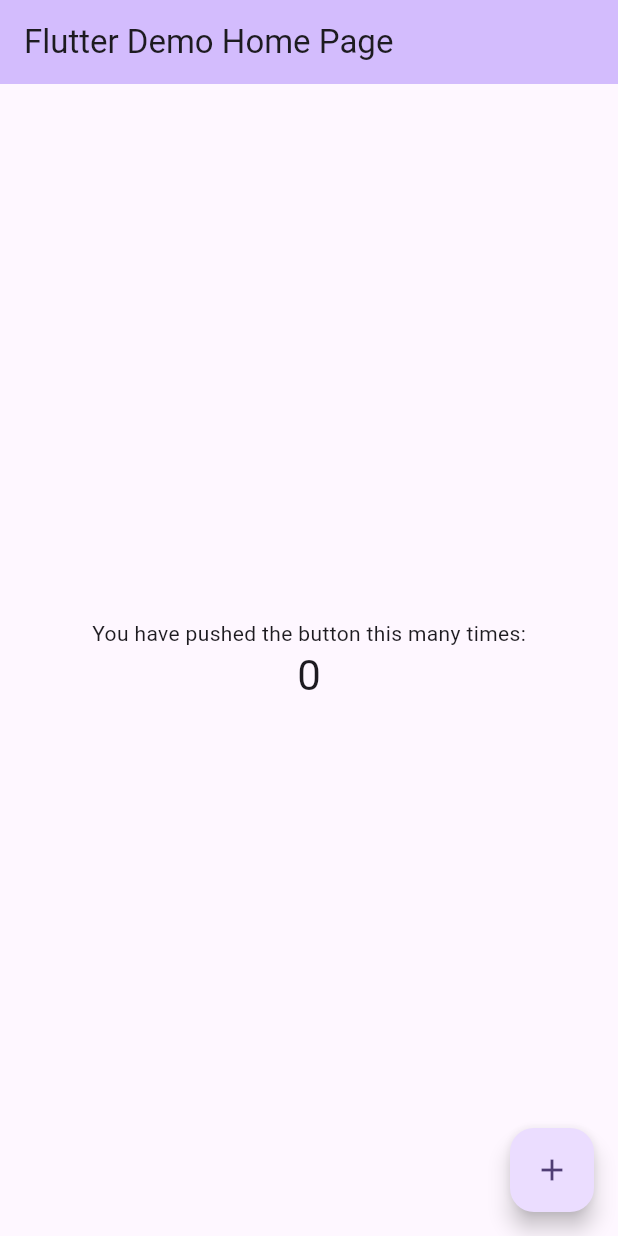
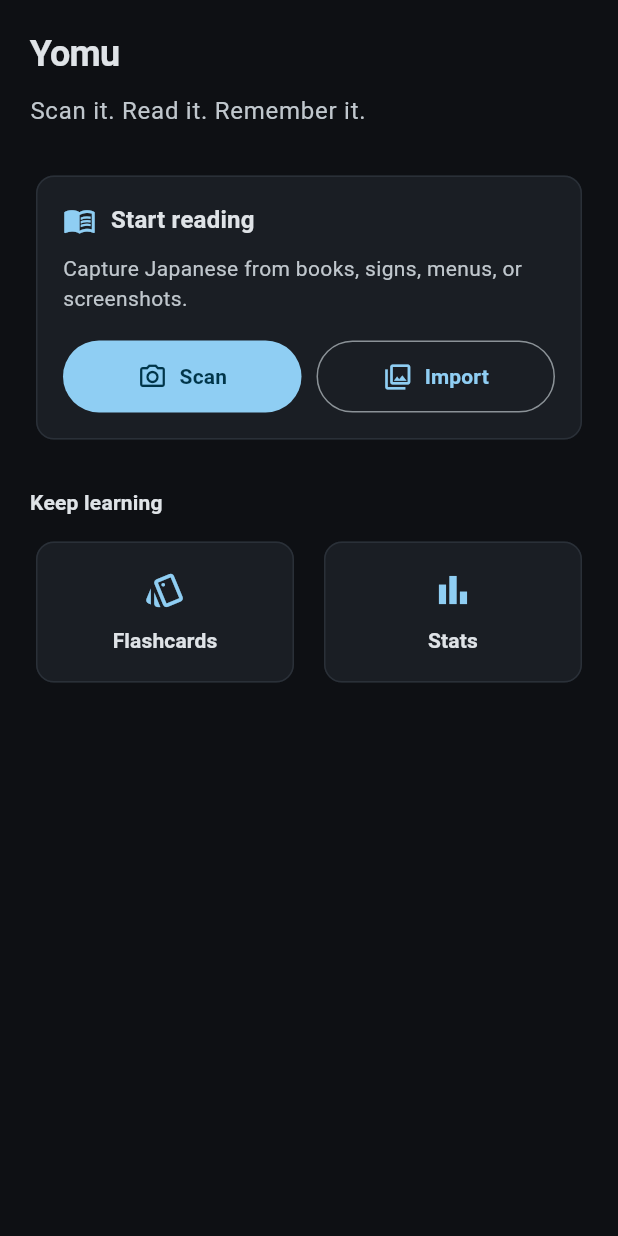
Before and after one commit to ms0uto/yomux, a Flutter app: the screen it shows after launch, on a phone screen of 412 x 824 dp. Run offline on Flutter 3.47's test engine with Material 3 defaults, Android fonts, the phone set to English and light mode, and no system bars; our stand-ins replace flutter_riverpod, go_router.

Commit message:
feat: initial main layout

```diff
--- /dev/null
+++ b/lib/core/routing/app_router.dart
@@ -0,0 +1,39 @@
+import 'package:flutter_riverpod/flutter_riverpod.dart';
+import 'package:go_router/go_router.dart';
+import 'package:nihongo_reader/core/routing/app_routes.dart';
+import 'package:nihongo_reader/features/flashcards/flashcards_screen.dart';
+import 'package:nihongo_reader/features/home/home_screen.dart';
+import 'package:nihongo_reader/features/ocr/ocr_screen.dart';
+import 'package:nihongo_reader/features/reader/reader_screen.dart';
+import 'package:nihongo_reader/features/stats/stats_screen.dart';
+
+final appRouterProvider = Provider<GoRouter>((ref) {
+  return GoRouter(
+    initialLocation: AppRoutes.home,
+    routes: [
+      GoRoute(
+        path: AppRoutes.home,
+        builder: (context, state) => const HomeScreen(),
+      ),
+      GoRoute(
+        path: AppRoutes.ocr,
+        builder: (context, state) {
+          final mode = state.uri.queryParameters['mode'] ?? 'camera';
+          return OcrScreen(mode: mode);
+        },
+      ),
+      GoRoute(
+        path: AppRoutes.reader,
+        builder: (context, state) => const ReaderScreen(),
+      ),
+      GoRoute(
+        path: AppRoutes.flashcards,
+        builder: (context, state) => const FlashcardsScreen(),
+      ),
+      GoRoute(
+        path: AppRoutes.stats,
+        builder: (context, state) => const StatsScreen(),
+      ),
+    ],
+  );
+});
--- /dev/null
+++ b/lib/core/routing/app_routes.dart
@@ -0,0 +1,9 @@
+abstract final class AppRoutes {
+  static const home = '/';
+  static const ocr = '/ocr';
+  static const reader = '/reader';
+  static const flashcards = '/flashcards';
+  static const stats = '/stats';
+
+  static String ocrWithMode(String mode) => '$ocr?mode=$mode';
+}
--- /dev/null
+++ b/lib/core/theme/app_theme.dart
@@ -0,0 +1,41 @@
+import 'package:flutter/material.dart';
+
+abstract final class AppTheme {
+  static ThemeData get dark {
+    const seed = Color(0xFF7EB8DA);
+    return ThemeData(
+      useMaterial3: true,
+      brightness: Brightness.dark,
+      colorScheme: ColorScheme.fromSeed(
+        seedColor: seed,
+        brightness: Brightness.dark,
+        surface: const Color(0xFF121418),
+      ),
+      scaffoldBackgroundColor: const Color(0xFF0E1014),
+      appBarTheme: const AppBarTheme(
+        centerTitle: true,
+        elevation: 0,
+        backgroundColor: Color(0xFF121418),
+        foregroundColor: Color(0xFFE8EAED),
+      ),
+      cardTheme: CardThemeData(
+        color: const Color(0xFF1A1E24),
+        elevation: 0,
+        shape: RoundedRectangleBorder(
+          borderRadius: BorderRadius.circular(12),
+          side: const BorderSide(color: Color(0xFF2A3038)),
+        ),
+      ),
+      filledButtonTheme: FilledButtonThemeData(
+        style: FilledButton.styleFrom(
+          minimumSize: const Size.fromHeight(56),
+          padding: const EdgeInsets.symmetric(horizontal: 24, vertical: 16),
+          textStyle: const TextStyle(
+            fontSize: 18,
+            fontWeight: FontWeight.w600,
+          ),
+        ),
+      ),
+    );
+  }
+}
--- /dev/null
+++ b/lib/core/widgets/placeholder_screen.dart
@@ -0,0 +1,51 @@
+import 'package:flutter/material.dart';
+
+class PlaceholderScreen extends StatelessWidget {
+  const PlaceholderScreen({
+    super.key,
+    required this.title,
+    this.subtitle,
+  });
+
+  final String title;
+  final String? subtitle;
+
+  @override
+  Widget build(BuildContext context) {
+    return Scaffold(
+      appBar: AppBar(title: Text(title)),
+      body: Center(
+        child: Padding(
+          padding: const EdgeInsets.all(24),
+          child: Column(
+            mainAxisAlignment: MainAxisAlignment.center,
+            children: [
+              Text(
+                title,
+                style: Theme.of(context).textTheme.headlineSmall,
+                textAlign: TextAlign.center,
+              ),
+              if (subtitle != null) ...[
+                const SizedBox(height: 12),
+                Text(
+                  subtitle!,
+                  style: Theme.of(context).textTheme.bodyLarge?.copyWith(
+                    color: Theme.of(context).colorScheme.onSurfaceVariant,
+                  ),
+                  textAlign: TextAlign.center,
+                ),
+              ],
+              const SizedBox(height: 8),
+              Text(
+                'Coming soon',
+                style: Theme.of(context).textTheme.labelLarge?.copyWith(
+                  color: Theme.of(context).colorScheme.outline,
+                ),
+              ),
+            ],
+          ),
+        ),
+      ),
+    );
+  }
+}
--- /dev/null
+++ b/lib/features/flashcards/flashcards_screen.dart
@@ -0,0 +1,14 @@
+import 'package:flutter/material.dart';
+import 'package:nihongo_reader/core/widgets/placeholder_screen.dart';
+
+class FlashcardsScreen extends StatelessWidget {
+  const FlashcardsScreen({super.key});
+
+  @override
+  Widget build(BuildContext context) {
+    return const PlaceholderScreen(
+      title: 'Flashcards',
+      subtitle: 'Review saved vocabulary',
+    );
+  }
+}
--- /dev/null
+++ b/lib/features/home/home_screen.dart
@@ -0,0 +1,258 @@
+import 'package:flutter/material.dart';
+import 'package:go_router/go_router.dart';
+import 'package:nihongo_reader/core/routing/app_routes.dart';
+
+class HomeScreen extends StatelessWidget {
+  const HomeScreen({super.key});
+
+  static const _horizontalPadding = 20.0;
+  static const _sectionSpacing = 28.0;
+
+  @override
+  Widget build(BuildContext context) {
+    final theme = Theme.of(context);
+    final colorScheme = theme.colorScheme;
+
+    return Scaffold(
+      body: SafeArea(
+        child: SingleChildScrollView(
+          padding: const EdgeInsets.fromLTRB(
+            _horizontalPadding,
+            20,
+            _horizontalPadding,
+            28,
+          ),
+          child: Column(
+            crossAxisAlignment: CrossAxisAlignment.stretch,
+            children: [
+              Text(
+                'Yomu',
+                style: theme.textTheme.headlineSmall?.copyWith(
+                  fontWeight: FontWeight.w700,
+                  letterSpacing: -0.5,
+                ),
+              ),
+              const SizedBox(height: 10),
+              Text(
+                'Scan it. Read it. Remember it.',
+                style: theme.textTheme.bodyLarge?.copyWith(
+                  color: colorScheme.onSurfaceVariant,
+                  height: 1.45,
+                ),
+              ),
+              const SizedBox(height: _sectionSpacing),
+              _StartReadingCard(
+                onScan: () => context.push(AppRoutes.ocrWithMode('camera')),
+                onImport: () => context.push(AppRoutes.ocrWithMode('gallery')),
+              ),
+              const SizedBox(height: _sectionSpacing),
+              Text(
+                'Keep learning',
+                style: theme.textTheme.titleSmall?.copyWith(
+                  fontWeight: FontWeight.w600,
+                  letterSpacing: 0.15,
+                ),
+              ),
+              const SizedBox(height: 12),
+              IntrinsicHeight(
+                child: Row(
+                  crossAxisAlignment: CrossAxisAlignment.stretch,
+                  children: [
+                    Expanded(
+                      child: _LearningCard(
+                        label: 'Flashcards',
+                        icon: Icons.style_outlined,
+                        onTap: () => context.push(AppRoutes.flashcards),
+                      ),
+                    ),
+                    const SizedBox(width: 12),
+                    Expanded(
+                      child: _LearningCard(
+                        label: 'Stats',
+                        icon: Icons.bar_chart_outlined,
+                        onTap: () => context.push(AppRoutes.stats),
+                      ),
+                    ),
+                  ],
+                ),
+              ),
+            ],
+          ),
+        ),
+      ),
+    );
+  }
+}
+
+class _StartReadingCard extends StatelessWidget {
+  const _StartReadingCard({
+    required this.onScan,
+    required this.onImport,
+  });
+
+  final VoidCallback onScan;
+  final VoidCallback onImport;
+
+  @override
+  Widget build(BuildContext context) {
+    final theme = Theme.of(context);
+    final colorScheme = theme.colorScheme;
+
+    return Card(
+      child: Padding(
+        padding: const EdgeInsets.all(18),
+        child: Column(
+          crossAxisAlignment: CrossAxisAlignment.start,
+          children: [
+            Row(
+              children: [
+                Icon(
+                  Icons.menu_book_outlined,
+                  size: 22,
+                  color: colorScheme.primary,
+                ),
+                const SizedBox(width: 10),
+                Expanded(
+                  child: Text(
+                    'Start reading',
+                    style: theme.textTheme.titleMedium?.copyWith(
+                      fontWeight: FontWeight.w600,
+                    ),
+                  ),
+                ),
+              ],
+            ),
+            const SizedBox(height: 10),
+            Text(
+              'Capture Japanese from books, signs, menus, or screenshots.',
+              style: theme.textTheme.bodyMedium?.copyWith(
+                color: colorScheme.onSurfaceVariant,
+                height: 1.45,
+              ),
+            ),
+            const SizedBox(height: 18),
+            Row(
+              children: [
+                Expanded(
+                  child: _CompactActionButton(
+                    label: 'Scan',
+                    icon: Icons.camera_alt_outlined,
+                    isPrimary: true,
+                    onPressed: onScan,
+                  ),
+                ),
+                const SizedBox(width: 10),
+                Expanded(
+                  child: _CompactActionButton(
+                    label: 'Import',
+                    icon: Icons.photo_library_outlined,
+                    isPrimary: false,
+                    onPressed: onImport,
+                  ),
+                ),
+              ],
+            ),
+          ],
+        ),
+      ),
+    );
+  }
+}
+
+class _CompactActionButton extends StatelessWidget {
+  const _CompactActionButton({
+    required this.label,
+    required this.icon,
+    required this.isPrimary,
+    required this.onPressed,
+  });
+
+  final String label;
+  final IconData icon;
+  final bool isPrimary;
+  final VoidCallback onPressed;
+
+  @override
+  Widget build(BuildContext context) {
+    final child = Row(
+      mainAxisAlignment: MainAxisAlignment.center,
+      children: [
+        Icon(icon, size: 20),
+        const SizedBox(width: 8),
+        Text(label),
+      ],
+    );
+
+    final style = ButtonStyle(
+      minimumSize: const WidgetStatePropertyAll(Size(0, 48)),
+      padding: const WidgetStatePropertyAll(
+        EdgeInsets.symmetric(horizontal: 12, vertical: 12),
+      ),
+      textStyle: WidgetStatePropertyAll(
+        Theme.of(context).textTheme.labelLarge?.copyWith(
+          fontWeight: FontWeight.w600,
+        ),
+      ),
+    );
+
+    if (isPrimary) {
+      return FilledButton(
+        onPressed: onPressed,
+        style: style,
+        child: child,
+      );
+    }
+
+    return OutlinedButton(
+      onPressed: onPressed,
+      style: style,
+      child: child,
+    );
+  }
+}
+
+class _LearningCard extends StatelessWidget {
+  const _LearningCard({
+    required this.label,
+    required this.icon,
+    required this.onTap,
+  });
+
+  final String label;
+  final IconData icon;
+  final VoidCallback onTap;
+
+  @override
+  Widget build(BuildContext context) {
+    final theme = Theme.of(context);
+    final colorScheme = theme.colorScheme;
+
+    return Card(
+      child: InkWell(
+        onTap: onTap,
+        borderRadius: BorderRadius.circular(12),
+        child: Padding(
+          padding: const EdgeInsets.symmetric(horizontal: 14, vertical: 18),
+          child: Column(
+            mainAxisAlignment: MainAxisAlignment.center,
+            children: [
+              Icon(
+                icon,
+                size: 28,
+                color: colorScheme.primary,
+              ),
+              const SizedBox(height: 10),
+              Text(
+                label,
+                style: theme.textTheme.titleSmall?.copyWith(
+                  fontWeight: FontWeight.w600,
+                ),
+                textAlign: TextAlign.center,
+              ),
+            ],
+          ),
+        ),
+      ),
+    );
+  }
+}
--- /dev/null
+++ b/lib/features/ocr/ocr_screen.dart
@@ -0,0 +1,24 @@
+import 'package:flutter/material.dart';
+import 'package:nihongo_reader/core/widgets/placeholder_screen.dart';
+
+class OcrScreen extends StatelessWidget {
+  const OcrScreen({super.key, required this.mode});
+
+  final String mode;
+
+  String get _modeLabel {
+    return switch (mode) {
+      'gallery' => 'Gallery import',
+      'camera' => 'Camera scan',
+      _ => mode,
+    };
+  }
+
+  @override
+  Widget build(BuildContext context) {
+    return PlaceholderScreen(
+      title: 'OCR',
+      subtitle: 'Mode: $_modeLabel',
+    );
+  }
+}
--- /dev/null
+++ b/lib/features/reader/reader_screen.dart
@@ -0,0 +1,14 @@
+import 'package:flutter/material.dart';
+import 'package:nihongo_reader/core/widgets/placeholder_screen.dart';
+
+class ReaderScreen extends StatelessWidget {
+  const ReaderScreen({super.key});
+
+  @override
+  Widget build(BuildContext context) {
+    return const PlaceholderScreen(
+      title: 'Reader',
+      subtitle: 'Interactive Japanese reading',
+    );
+  }
+}
--- /dev/null
+++ b/lib/features/stats/stats_screen.dart
@@ -0,0 +1,14 @@
+import 'package:flutter/material.dart';
+import 'package:nihongo_reader/core/widgets/placeholder_screen.dart';
+
+class StatsScreen extends StatelessWidget {
+  const StatsScreen({super.key});
+
+  @override
+  Widget build(BuildContext context) {
+    return const PlaceholderScreen(
+      title: 'Stats',
+      subtitle: 'Progress and review activity',
+    );
+  }
+}
--- a/lib/main.dart
+++ b/lib/main.dart
@@ -1,122 +1,26 @@
 import 'package:flutter/material.dart';
+import 'package:flutter_riverpod/flutter_riverpod.dart';
+import 'package:nihongo_reader/core/routing/app_router.dart';
+import 'package:nihongo_reader/core/theme/app_theme.dart';
 
 void main() {
-  runApp(const MyApp());
+  runApp(
+    const ProviderScope(
+      child: NihongoReaderApp(),
+    ),
+  );
 }
 
-class MyApp extends StatelessWidget {
-  const MyApp({super.key});
+class NihongoReaderApp extends ConsumerWidget {
+  const NihongoReaderApp({super.key});
 
-  // This widget is the root of your application.
   @override
-  Widget build(BuildContext context) {
-    return MaterialApp(
-      title: 'Flutter Demo',
-      theme: ThemeData(
-        // This is the theme of your application.
-        //
-        // TRY THIS: Try running your application with "flutter run". You'll see
-        // the application has a purple toolbar. Then, without quitting the app,
-        // try changing the seedColor in the colorScheme below to Colors.green
-        // and then invoke "hot reload" (save your changes or press the "hot
-        // reload" button in a Flutter-supported IDE, or press "r" if you used
-        // the command line to start the app).
-        //
-        // Notice that the counter didn't reset back to zero; the application
-        // state is not lost during the reload. To reset the state, use hot
-        // restart instead.
-        //
-        // This works for code too, not just values: Most code changes can be
-        // tested with just a hot reload.
-        colorScheme: .fromSeed(seedColor: Colors.deepPurple),
-      ),
-      home: const MyHomePage(title: 'Flutter Demo Home Page'),
+  Widget build(BuildContext context, WidgetRef ref) {
+    final router = ref.watch(appRouterProvider);
+    return MaterialApp.router(
+      title: 'Nihongo Reader',
+      theme: AppTheme.dark,
+      routerConfig: router,
     );
   }
 }
-
-class MyHomePage extends StatefulWidget {
-  const MyHomePage({super.key, required this.title});
-
-  // This widget is the home page of your application. It is stateful, meaning
-  // that it has a State object (defined below) that contains fields that affect
-  // how it looks.
-
-  // This class is the configuration for the state. It holds the values (in this
-  // case the title) provided by the parent (in this case the App widget) and
-  // used by the build method of the State. Fields in a Widget subclass are
-  // always marked "final".
-
-  final String title;
-
-  @override
-  State<MyHomePage> createState() => _MyHomePageState();
-}
-
-class _MyHomePageState extends State<MyHomePage> {
-  int _counter = 0;
-
-  void _incrementCounter() {
-    setState(() {
-      // This call to setState tells the Flutter framework that something has
-      // changed in this State, which causes it to rerun the build method below
-      // so that the display can reflect the updated values. If we changed
-      // _counter without calling setState(), then the build method would not be
-      // called again, and so nothing would appear to happen.
-      _counter++;
-    });
-  }
-
-  @override
-  Widget build(BuildContext context) {
-    // This method is rerun every time setState is called, for instance as done
-    // by the _incrementCounter method above.
-    //
-    // The Flutter framework has been optimized to make rerunning build methods
-    // fast, so that you can just rebuild anything that needs updating rather
-    // than having to individually change instances of widgets.
-    return Scaffold(
-      appBar: AppBar(
-        // TRY THIS: Try changing the color here to a specific color (to
-        // Colors.amber, perhaps?) and trigger a hot reload to see the AppBar
-        // change color while the other colors stay the same.
-        backgroundColor: Theme.of(context).colorScheme.inversePrimary,
-        // Here we take the value from the MyHomePage object that was created by
-        // the App.build method, and use it to set our appbar title.
-        title: Text(widget.title),
-      ),
-      body: Center(
-        // Center is a layout widget. It takes a single child and positions it
-        // in the middle of the parent.
-        child: Column(
-          // Column is also a layout widget. It takes a list of children and
-          // arranges them vertically. By default, it sizes itself to fit its
-          // children horizontally, and tries to be as tall as its parent.
-          //
-          // Column has various properties to control how it sizes itself and
-          // how it positions its children. Here we use mainAxisAlignment to
-          // center the children vertically; the main axis here is the vertical
-          // axis because Columns are vertical (the cross axis would be
-          // horizontal).
-          //
-          // TRY THIS: Invoke "debug painting" (choose the "Toggle Debug Paint"
-          // action in the IDE, or press "p" in the console), to see the
-          // wireframe for each widget.
-          mainAxisAlignment: .center,
-          children: [
-            const Text('You have pushed the button this many times:'),
-            Text(
-              '$_counter',
-              style: Theme.of(context).textTheme.headlineMedium,
-            ),
-          ],
-        ),
-      ),
-      floatingActionButton: FloatingActionButton(
-        onPressed: _incrementCounter,
-        tooltip: 'Increment',
-        child: const Icon(Icons.add),
-      ),
-    );
-  }
-}
```
Also changed, not shown: 3 other files.
